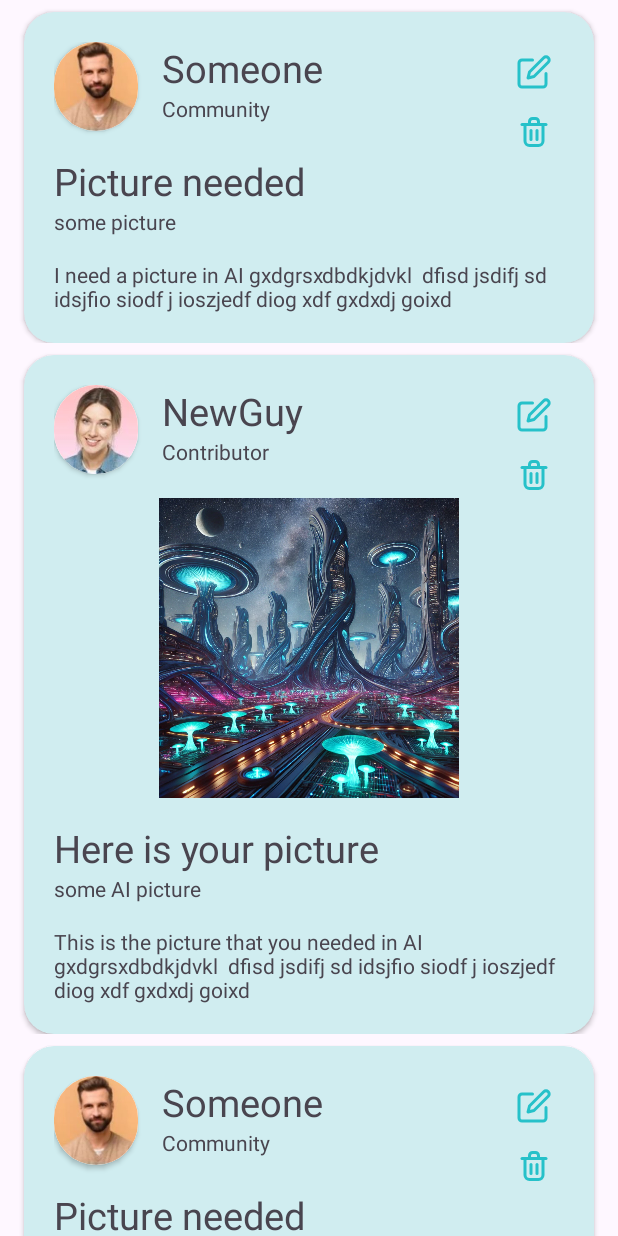
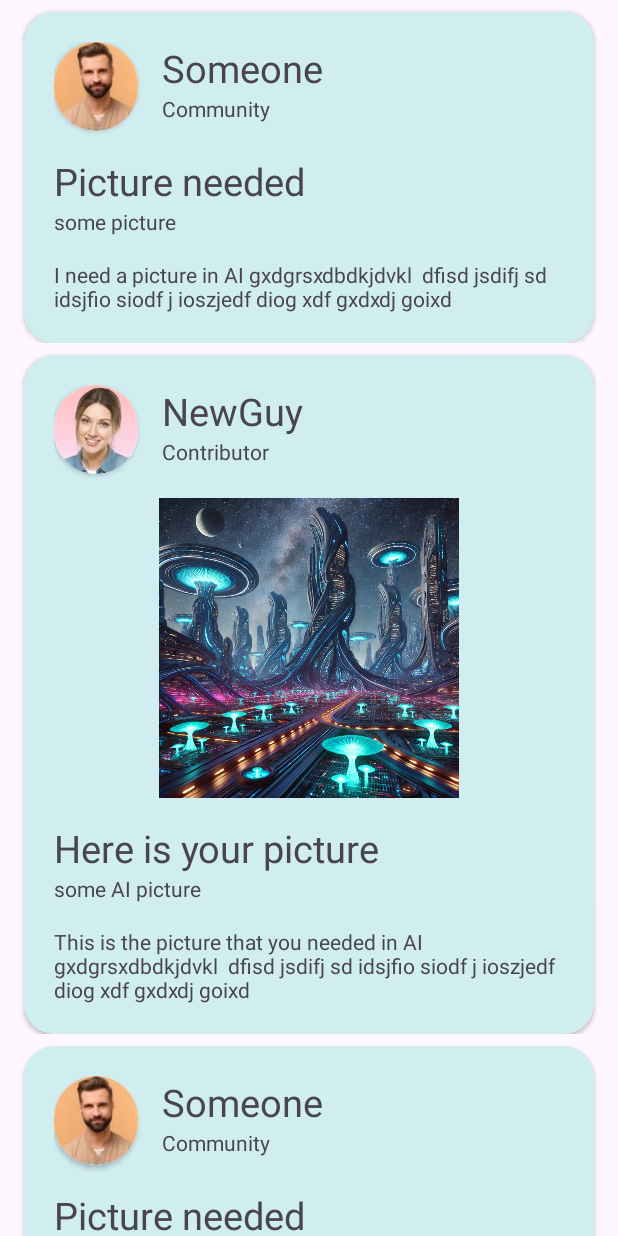
Before and after one commit to sapshmid/AICollabCanvas, an Android app: the screen it shows after launch (MainActivity), on a phone screen of 412 x 824 dp. Run offline under Robolectric (Android 15) with nearby library versions, the phone set to English and light mode, and no system bars.

Commit message:
Add function to hide and show edit post buttons

```diff
--- a/app/build.gradle.kts
+++ b/app/build.gradle.kts
@@ -1,6 +1,7 @@
 plugins {
     alias(libs.plugins.android.application)
     alias(libs.plugins.jetbrains.kotlin.android)
+    id("kotlin-parcelize")
 }
 
 android {
@@ -38,6 +39,10 @@ android {
 
 dependencies {
 
+    //val nav_version = "2.8.0"
+    //implementation("androidx.navigation:navigation-fragment:$nav_version")
+    //implementation("androidx.navigation:navigation-ui:$nav_version")
+
     implementation(libs.androidx.core.ktx)
     implementation(libs.androidx.appcompat)
     implementation(libs.material)
--- a/app/src/main/java/com/example/aicollabcanvas/MainActivity.kt
+++ b/app/src/main/java/com/example/aicollabcanvas/MainActivity.kt
@@ -79,7 +79,8 @@ class MainActivity : AppCompatActivity() {
                 findViewById<View>(R.id.rvMainPostContainer).visibility = View.GONE
             }
 
-        })
+        }, showEditButtons = false)
+
 
         recyclerView.adapter = adapter
     }
--- a/app/src/main/java/com/example/aicollabcanvas/PostAdapter.kt
+++ b/app/src/main/java/com/example/aicollabcanvas/PostAdapter.kt
@@ -8,7 +8,7 @@ import androidx.recyclerview.widget.RecyclerView
 import com.example.aicollabcanvas.Post
 import com.example.aicollabcanvas.R
 
-class PostAdapter(private val posts: List<Post>, private val listener: OnPostInteractionListener) : RecyclerView.Adapter<PostAdapter.PostViewHolder>() {
+class PostAdapter(private val posts: List<Post>, private val listener: OnPostInteractionListener, private val showEditButtons: Boolean) : RecyclerView.Adapter<PostAdapter.PostViewHolder>() {
 
     interface OnPostInteractionListener {
         fun onDeletePost(position: Int)
@@ -50,6 +50,11 @@ class PostAdapter(private val posts: List<Post>, private val listener: OnPostInt
         holder.btnEditPost.setOnClickListener {
             listener.onEditPost(holder.adapterPosition)
         }
+
+        if (showEditButtons) {
+            holder.btnEditPost.visibility = View.VISIBLE
+            holder.btnDeletePost.visibility = View.VISIBLE
+        }
     }
 
     override fun getItemCount(): Int = posts.size
--- a/app/src/main/res/layout/post_item.xml
+++ b/app/src/main/res/layout/post_item.xml
@@ -67,6 +67,7 @@
                 android:layout_height="40dp"
                 android:background="@drawable/button_background"
                 android:src="@drawable/ic_edit"
+                android:visibility="gone"
                 app:layout_constraintEnd_toEndOf="parent"
                 app:layout_constraintTop_toTopOf="parent"
                 app:tint="@color/icons_color" />
@@ -115,7 +116,7 @@
                 android:layout_width="40dp"
                 android:layout_height="40dp"
                 android:background="@drawable/button_background"
-
+                android:visibility="gone"
                 android:src="@drawable/ic_delete"
                 app:layout_constraintStart_toEndOf="@+id/tvProfileRole"
                 app:layout_constraintTop_toBottomOf="@+id/ibtnEditPostButton"
```
Also changed, not shown: app/src/main/res/drawable/ic_like.xml (added, +13 -0 lines).
